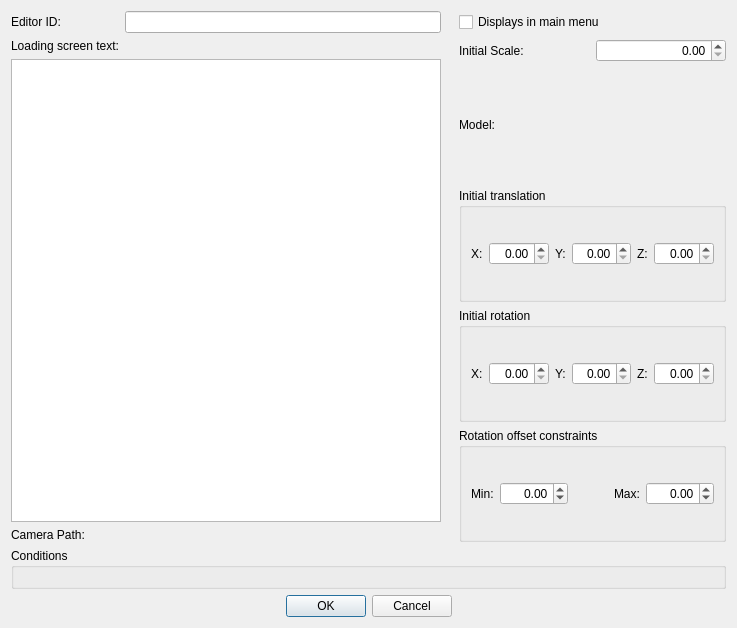
Old version of the form native/src/DovahKit/ui/form_windows/loading_screen.ui in the repository DavidJCobb/DovahKit.
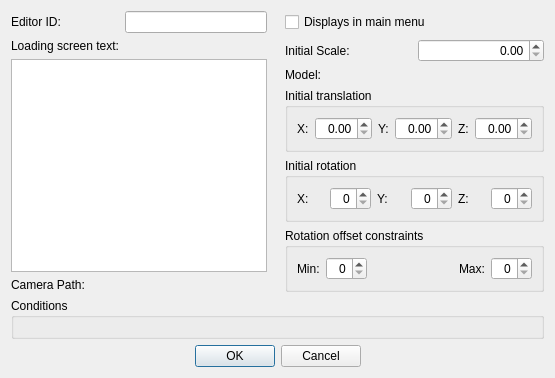
New version of the form. Custom widgets are drawn as their Qt base class.

The edit to the form file:
```diff
--- a/native/src/DovahKit/ui/form_windows/loading_screen.ui
+++ b/native/src/DovahKit/ui/form_windows/loading_screen.ui
@@ -2,14 +2,6 @@
 <ui version="4.0">
  <class>FormDialogLoadingScreen</class>
  <widget class="QDialog" name="FormDialogLoadingScreen">
-  <property name="geometry">
-   <rect>
-    <x>0</x>
-    <y>0</y>
-    <width>737</width>
-    <height>628</height>
-   </rect>
-  </property>
   <property name="windowTitle">
    <string>Loading Screen</string>
   </property>
@@ -99,7 +91,7 @@
          <property name="title">
           <string>Initial rotation</string>
          </property>
-         <layout class="QHBoxLayout" name="horizontalLayout_2" stretch="0,1,0,1,0,1">
+         <layout class="QHBoxLayout" name="horizontalLayout_2" stretch="0,0,0,0,0,0">
           <item>
            <widget class="QLabel" name="label_7">
             <property name="text">
@@ -111,7 +103,7 @@
            </widget>
           </item>
           <item>
-           <widget class="QDoubleSpinBox" name="initialRotX">
+           <widget class="QSpinBox" name="initialRotX">
             <property name="alignment">
              <set>Qt::AlignRight|Qt::AlignTrailing|Qt::AlignVCenter</set>
             </property>
@@ -128,7 +120,7 @@
            </widget>
           </item>
           <item>
-           <widget class="QDoubleSpinBox" name="initialRotY">
+           <widget class="QSpinBox" name="initialRotY">
             <property name="alignment">
              <set>Qt::AlignRight|Qt::AlignTrailing|Qt::AlignVCenter</set>
             </property>
@@ -145,7 +137,7 @@
            </widget>
           </item>
           <item>
-           <widget class="QDoubleSpinBox" name="initialRotZ">
+           <widget class="QSpinBox" name="initialRotZ">
             <property name="alignment">
              <set>Qt::AlignRight|Qt::AlignTrailing|Qt::AlignVCenter</set>
             </property>
@@ -186,7 +178,7 @@
          <property name="title">
           <string>Initial translation</string>
          </property>
-         <layout class="QHBoxLayout" name="horizontalLayout" stretch="0,1,0,1,0,1">
+         <layout class="QHBoxLayout" name="horizontalLayout" stretch="0,0,0,0,0,0">
           <item>
            <widget class="QLabel" name="label_6">
             <property name="text">
@@ -261,16 +253,10 @@
            </widget>
           </item>
           <item>
-           <widget class="QDoubleSpinBox" name="rotationMin">
+           <widget class="QSpinBox" name="rotationMin">
             <property name="alignment">
              <set>Qt::AlignRight|Qt::AlignTrailing|Qt::AlignVCenter</set>
             </property>
-            <property name="minimum">
-             <double>-180.000000000000000</double>
-            </property>
-            <property name="maximum">
-             <double>180.000000000000000</double>
-            </property>
            </widget>
           </item>
           <item>
@@ -297,16 +283,10 @@
            </widget>
           </item>
           <item>
-           <widget class="QDoubleSpinBox" name="rotationMax">
+           <widget class="QSpinBox" name="rotationMax">
             <property name="alignment">
              <set>Qt::AlignRight|Qt::AlignTrailing|Qt::AlignVCenter</set>
             </property>
-            <property name="minimum">
-             <double>-180.000000000000000</double>
-            </property>
-            <property name="maximum">
-             <double>180.000000000000000</double>
-            </property>
            </widget>
           </item>
          </layout>
```
